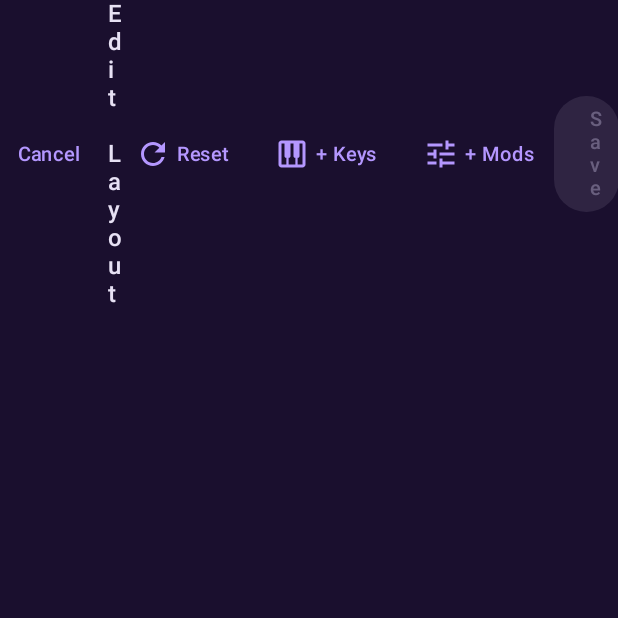
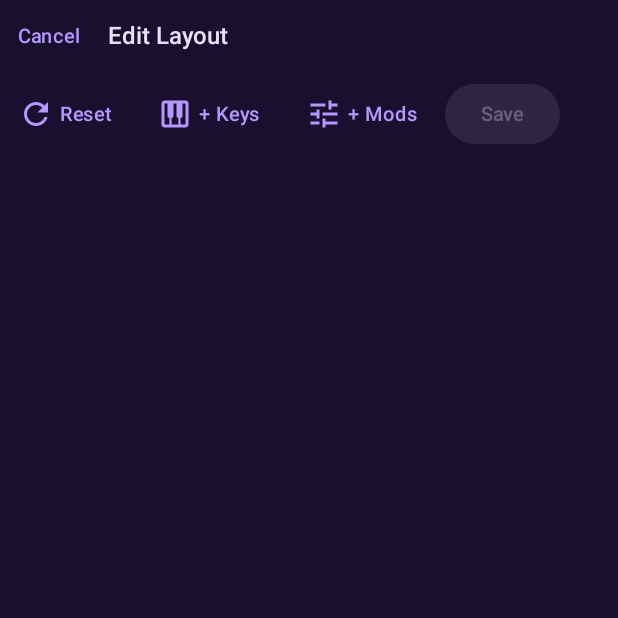
Before and after one commit to Ranzlappen/Synth-piano-web, an Android app built with Jetpack Compose: the composable EditorTopBar called with empty values, on a phone screen of 412 x 824 dp, the top half of it. Run offline under Robolectric (Android 15) with nearby library versions, the phone set to English and light mode, and no system bars.

Commit message:
fix(layout-editor): respect safe-drawing insets and wrap toolbar
- Apply safeDrawingPadding to the editor Surface so cutouts and the
  navigation rail no longer clip the dialog on phones in landscape.
- Convert the EditorTopBar from a fixed Row to a Column hosting the
  Cancel/title row above a FlowRow of action buttons; the buttons now
  wrap onto a second line on narrow viewports instead of being cut off.
- Add android:windowLayoutInDisplayCutoutMode="shortEdges" to the
  activity so cutouts don't silently eat content area in landscape.

https://claude.ai/code/session_01Jy3nrzg9tJRqPpJW2czFEF

```diff
--- a/app/src/main/AndroidManifest.xml
+++ b/app/src/main/AndroidManifest.xml
@@ -27,6 +27,7 @@
             android:configChanges="orientation|screenSize|smallestScreenSize|screenLayout|keyboard|keyboardHidden|navigation|uiMode|density|fontScale"
             android:screenOrientation="sensorLandscape"
             android:resizeableActivity="true"
+            android:windowLayoutInDisplayCutoutMode="shortEdges"
             android:theme="@style/Theme.SynthPiano">
 
             <intent-filter>
--- a/app/src/main/java/io/github/ranzlappen/synthpiano/ui/settings/KeyboardLayoutEditor.kt
+++ b/app/src/main/java/io/github/ranzlappen/synthpiano/ui/settings/KeyboardLayoutEditor.kt
@@ -16,6 +16,7 @@ import androidx.compose.foundation.layout.fillMaxSize
 import androidx.compose.foundation.layout.fillMaxWidth
 import androidx.compose.foundation.layout.offset
 import androidx.compose.foundation.layout.padding
+import androidx.compose.foundation.layout.safeDrawingPadding
 import androidx.compose.foundation.layout.size
 import androidx.compose.foundation.layout.width
 import androidx.compose.foundation.rememberScrollState
@@ -105,7 +106,10 @@ fun KeyboardLayoutEditor(
             builtin = builtin,
         )
 
-    Surface(modifier = Modifier.fillMaxSize(), color = MaterialTheme.colorScheme.background) {
+    Surface(
+        modifier = Modifier.fillMaxSize().safeDrawingPadding(),
+        color = MaterialTheme.colorScheme.background,
+    ) {
         Column(modifier = Modifier.fillMaxSize().padding(8.dp)) {
             EditorTopBar(
                 onCancel = onCancel,
@@ -180,6 +184,7 @@ fun KeyboardLayoutEditor(
     }
 }
 
+@OptIn(ExperimentalLayoutApi::class)
 @Composable
 private fun EditorTopBar(
     onCancel: () -> Unit,
@@ -189,6 +194,10 @@ private fun EditorTopBar(
     onSave: () -> Unit,
     onSaveAs: (() -> Unit)?,
     canSave: Boolean,
+) {
+    Column(
+        modifier = Modifier.fillMaxWidth(),
+        verticalArrangement = Arrangement.spacedBy(4.dp),
     ) {
         Row(
             modifier = Modifier.fillMaxWidth(),
@@ -201,6 +210,12 @@ private fun EditorTopBar(
                 style = MaterialTheme.typography.titleMedium,
                 modifier = Modifier.weight(1f),
             )
+        }
+        FlowRow(
+            modifier = Modifier.fillMaxWidth(),
+            horizontalArrangement = Arrangement.spacedBy(6.dp),
+            verticalArrangement = Arrangement.spacedBy(4.dp),
+        ) {
             TextButton(onClick = onReset) {
                 Icon(Icons.Filled.Refresh, contentDescription = null)
                 Spacer(Modifier.width(4.dp))
@@ -224,6 +239,7 @@ private fun EditorTopBar(
                 }
             }
             Button(onClick = onSave, enabled = canSave) { Text("Save") }
+        }
     }
 }
 
```
Lines whose indentation alone changed are shown as unchanged.
